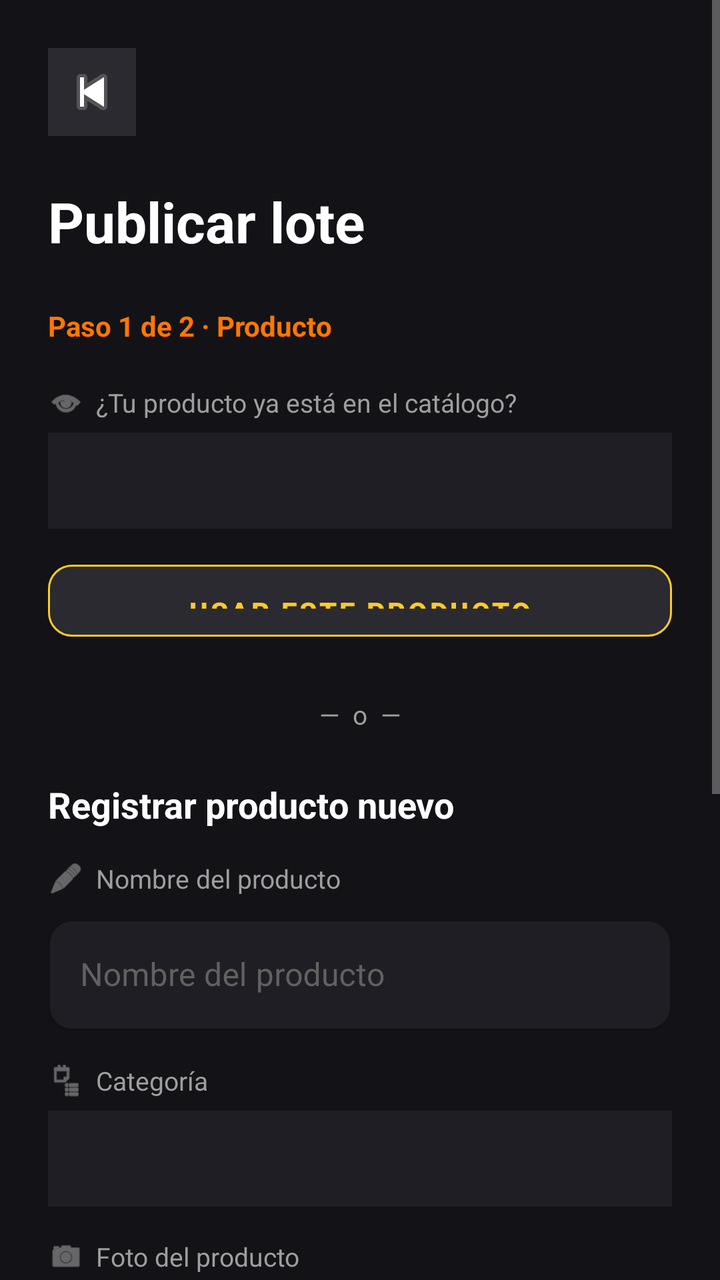
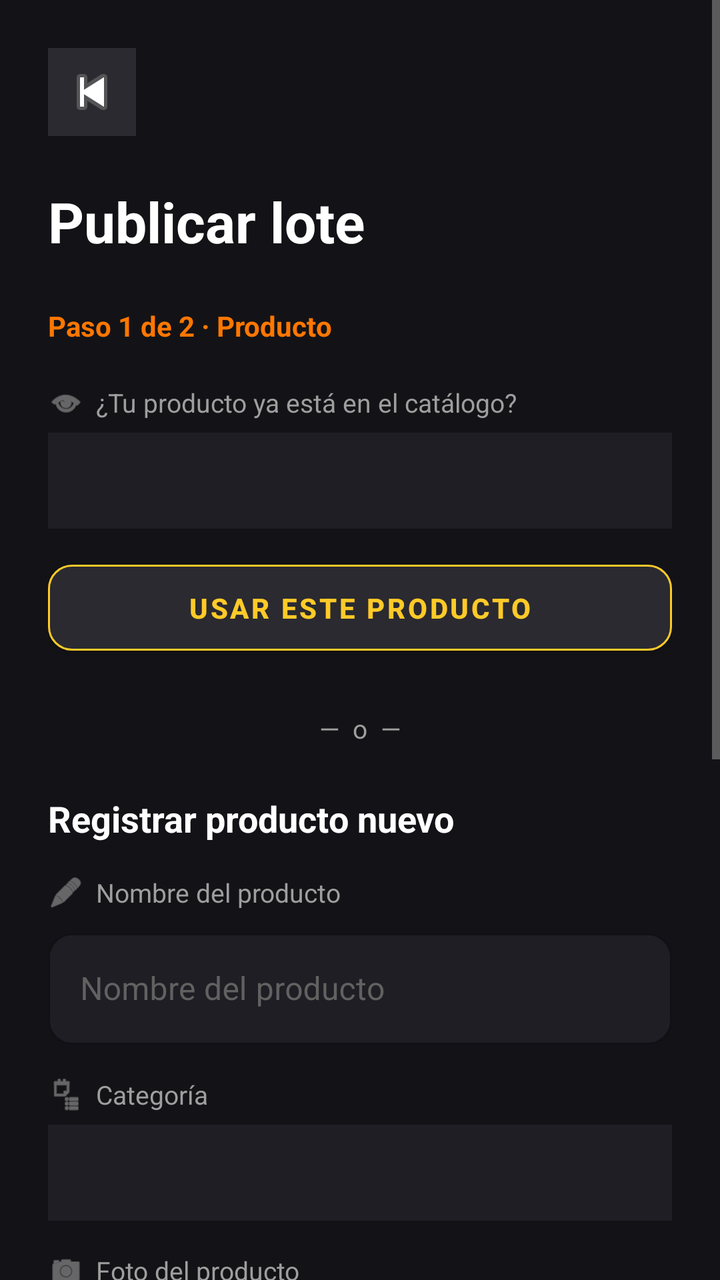

An Android layout rendered at two revisions. The XML below is the earlier revision; the diff shows what the commit changed to produce the second picture.
<!-- AndroidManifest.xml: application theme Theme.DonappAccess -->
<!-- res/layout/fragment_publicar_lote.xml -->
<?xml version="1.0" encoding="utf-8"?>
<ScrollView xmlns:android="http://schemas.android.com/apk/res/android"
    xmlns:app="http://schemas.android.com/apk/res-auto"
    xmlns:tools="http://schemas.android.com/tools"
    android:layout_width="match_parent"
    android:layout_height="match_parent"
    android:fillViewport="true"
    android:background="@color/donapp_bg"
    android:fitsSystemWindows="true"
    android:clipToPadding="false"
    android:overScrollMode="never">

    <LinearLayout
        android:layout_width="match_parent"
        android:layout_height="wrap_content"
        android:orientation="vertical"
        android:padding="24dp">

        

        <ImageButton
            android:id="@+id/btnBack"
            android:layout_width="44dp"
            android:layout_height="44dp"
            android:background="@color/donapp_surface"
            android:contentDescription="Volver atrás"
            android:padding="10dp"
            android:src="@android:drawable/ic_media_previous"
            tools:ignore="TouchTargetSizeCheck" />

        <Space
            android:layout_width="match_parent"
            android:layout_height="24dp" />

        <TextView
            android:layout_width="wrap_content"
            android:layout_height="wrap_content"
            android:text="Publicar lote"
            android:textColor="@color/donapp_text_primary"
            android:textSize="28sp"
            android:textStyle="bold" />

        <Space
            android:layout_width="match_parent"
            android:layout_height="24dp" />

        

        <LinearLayout
            android:id="@+id/layoutPaso1"
            android:layout_width="match_parent"
            android:layout_height="wrap_content"
            android:orientation="vertical"
            android:visibility="visible">

            <TextView
                android:layout_width="wrap_content"
                android:layout_height="wrap_content"
                android:text="Paso 1 de 2 · Producto"
                android:textColor="@color/donapp_secondary"
                android:textSize="14sp"
                android:textStyle="bold" />

            <Space
                android:layout_width="match_parent"
                android:layout_height="20dp" />

            

            <LinearLayout
                android:layout_width="match_parent"
                android:layout_height="wrap_content"
                android:orientation="horizontal"
                android:gravity="center_vertical"
                android:layout_marginBottom="6dp">

                <ImageView
                    android:layout_width="18dp"
                    android:layout_height="18dp"
                    android:src="@android:drawable/ic_menu_view"
                    app:tint="@color/donapp_text_secondary"
                    android:contentDescription="Ícono catálogo" />

                <TextView
                    android:layout_width="wrap_content"
                    android:layout_height="wrap_content"
                    android:text="¿Tu producto ya está en el catálogo?"
                    android:textColor="@color/donapp_text_secondary"
                    android:textSize="13sp"
                    android:layout_marginStart="6dp" />

            </LinearLayout>

            <Spinner
                android:id="@+id/spinnerProductosExistentes"
                android:layout_width="match_parent"
                android:layout_height="48dp"
                android:background="@color/donapp_input_bg"
                android:popupBackground="@color/donapp_surface"
                android:paddingStart="12dp"
                android:paddingEnd="12dp" />

            <Space
                android:layout_width="match_parent"
                android:layout_height="12dp" />

            <com.google.android.material.button.MaterialButton
                android:id="@+id/btnUsarProductoExistente"
                android:layout_width="match_parent"
                android:layout_height="48dp"
                android:text="Usar este producto"
                android:textColor="@color/donapp_primary"
                android:textSize="14sp"
                android:textStyle="bold"
                app:backgroundTint="@color/donapp_surface"
                app:cornerRadius="12dp"
                app:strokeColor="@color/donapp_primary"
                app:strokeWidth="1dp" />

            <Space
                android:layout_width="match_parent"
                android:layout_height="24dp" />

            <TextView
                android:layout_width="match_parent"
                android:layout_height="wrap_content"
                android:gravity="center"
                android:text="—  o  —"
                android:textColor="@color/donapp_text_secondary"
                android:textSize="13sp" />

            <Space
                android:layout_width="match_parent"
                android:layout_height="24dp" />

            

            <TextView
                android:layout_width="wrap_content"
                android:layout_height="wrap_content"
                android:text="Registrar producto nuevo"
                android:textColor="@color/donapp_text_primary"
                android:textSize="18sp"
                android:textStyle="bold" />

            <Space
                android:layout_width="match_parent"
                android:layout_height="16dp" />

            

            <LinearLayout
                android:layout_width="match_parent"
                android:layout_height="wrap_content"
                android:orientation="horizontal"
                android:gravity="center_vertical"
                android:layout_marginBottom="6dp">

                <ImageView
                    android:layout_width="18dp"
                    android:layout_height="18dp"
                    android:src="@android:drawable/ic_menu_edit"
                    app:tint="@color/donapp_text_secondary"
                    android:contentDescription="Ícono nombre" />

                <TextView
                    android:layout_width="wrap_content"
                    android:layout_height="wrap_content"
                    android:text="Nombre del producto"
                    android:textColor="@color/donapp_text_secondary"
                    android:textSize="13sp"
                    android:layout_marginStart="6dp" />

            </LinearLayout>

            <com.google.android.material.textfield.TextInputLayout
                android:id="@+id/tilNombreProducto"
                android:layout_width="match_parent"
                android:layout_height="wrap_content">

                <com.google.android.material.textfield.TextInputEditText
                    android:id="@+id/etNombreProducto"
                    android:layout_width="match_parent"
                    android:layout_height="wrap_content"
                    android:hint="Nombre del producto"
                    android:textColor="@color/donapp_text_primary"
                    android:textColorHint="@color/donapp_text_hint"
                    android:inputType="textCapSentences"
                    android:imeOptions="actionNext" />

            </com.google.android.material.textfield.TextInputLayout>

            <Space
                android:layout_width="match_parent"
                android:layout_height="16dp" />

            

            <LinearLayout
                android:layout_width="match_parent"
                android:layout_height="wrap_content"
                android:orientation="horizontal"
                android:gravity="center_vertical"
                android:layout_marginBottom="6dp">

                <ImageView
                    android:layout_width="18dp"
                    android:layout_height="18dp"
                    android:src="@android:drawable/ic_menu_agenda"
                    app:tint="@color/donapp_text_secondary"
                    android:contentDescription="Ícono categoría" />

                <TextView
                    android:layout_width="wrap_content"
                    android:layout_height="wrap_content"
                    android:text="Categoría"
                    android:textColor="@color/donapp_text_secondary"
                    android:textSize="13sp"
                    android:layout_marginStart="6dp" />

            </LinearLayout>

            <Spinner
                android:id="@+id/spinnerCategoria"
                android:layout_width="match_parent"
                android:layout_height="48dp"
                android:background="@color/donapp_input_bg"
                android:popupBackground="@color/donapp_surface"
                android:paddingStart="12dp"
                android:paddingEnd="12dp" />

            <Space
                android:layout_width="match_parent"
                android:layout_height="16dp" />

            

            <LinearLayout
                android:layout_width="match_parent"
                android:layout_height="wrap_content"
                android:orientation="horizontal"
                android:gravity="center_vertical"
                android:layout_marginBottom="6dp">

                <ImageView
                    android:layout_width="18dp"
                    android:layout_height="18dp"
                    android:src="@android:drawable/ic_menu_camera"
                    app:tint="@color/donapp_text_secondary"
                    android:contentDescription="Ícono cámara" />

                <TextView
                    android:layout_width="wrap_content"
                    android:layout_height="wrap_content"
                    android:text="Foto del producto"
                    android:textColor="@color/donapp_text_secondary"
                    android:textSize="13sp"
                    android:layout_marginStart="6dp" />

            </LinearLayout>

            <ImageView
                android:id="@+id/ivPreviewImagen"
                android:layout_width="200dp"
                android:layout_height="200dp"
                android:layout_gravity="center_horizontal"
                android:background="@color/donapp_surface"
                android:scaleType="centerCrop"
                android:src="@android:drawable/ic_menu_gallery"
                app:tint="@color/donapp_text_hint"
                android:contentDescription="Vista previa de imagen del producto" />

            <Space
                android:layout_width="match_parent"
                android:layout_height="12dp" />

            <com.google.android.material.button.MaterialButton
                android:id="@+id/btnSeleccionarImagen"
                android:layout_width="match_parent"
                android:layout_height="48dp"
                android:text="Seleccionar foto"
                android:textColor="@color/donapp_primary"
                android:textSize="14sp"
                android:textStyle="bold"
                app:backgroundTint="@color/donapp_surface"
                app:cornerRadius="12dp"
                app:strokeColor="@color/donapp_primary"
                app:strokeWidth="1dp"
                app:icon="@android:drawable/ic_menu_camera"
                app:iconTint="@color/donapp_primary" />

            <Space
                android:layout_width="match_parent"
                android:layout_height="24dp" />

            <com.google.android.material.button.MaterialButton
                android:id="@+id/btnCrearProducto"
                android:layout_width="match_parent"
                android:layout_height="56dp"
                android:text="Crear producto y continuar"
                android:textColor="@color/donapp_bg"
                android:textSize="16sp"
                android:textStyle="bold"
                app:backgroundTint="@color/donapp_primary"
                app:cornerRadius="12dp" />

            <Space
                android:layout_width="match_parent"
                android:layout_height="24dp" />

        </LinearLayout>

        

        <LinearLayout
            android:id="@+id/layoutPaso2"
            android:layout_width="match_parent"
            android:layout_height="wrap_content"
            android:orientation="vertical"
            android:visibility="gone"
            tools:visibility="visible">

            <TextView
                android:layout_width="wrap_content"
                android:layout_height="wrap_content"
                android:text="Paso 2 de 2 · Datos del lote"
                android:textColor="@color/donapp_secondary"
                android:textSize="14sp"
                android:textStyle="bold" />

            <Space
                android:layout_width="match_parent"
                android:layout_height="20dp" />

            

            <LinearLayout
                android:layout_width="match_parent"
                android:layout_height="wrap_content"
                android:orientation="horizontal"
                android:gravity="center_vertical"
                android:layout_marginBottom="6dp">

                <ImageView
                    android:layout_width="18dp"
                    android:layout_height="18dp"
                    android:src="@android:drawable/ic_menu_sort_by_size"
                    app:tint="@color/donapp_text_secondary"
                    android:contentDescription="Ícono cantidad" />

                <TextView
                    android:layout_width="wrap_content"
                    android:layout_height="wrap_content"
                    android:text="Cantidad"
                    android:textColor="@color/donapp_text_secondary"
                    android:textSize="13sp"
                    android:layout_marginStart="6dp" />

            </LinearLayout>

            <com.google.android.material.textfield.TextInputLayout
                android:id="@+id/tilCantidad"
                android:layout_width="match_parent"
                android:layout_height="wrap_content">

                <com.google.android.material.textfield.TextInputEditText
                    android:id="@+id/etCantidad"
                    android:layout_width="match_parent"
                    android:layout_height="wrap_content"
                    android:hint="Cantidad"
                    android:textColor="@color/donapp_text_primary"
                    android:textColorHint="@color/donapp_text_hint"
                    android:inputType="number"
                    android:imeOptions="actionNext" />

            </com.google.android.material.textfield.TextInputLayout>

            <Space
                android:layout_width="match_parent"
                android:layout_height="16dp" />

            

            <LinearLayout
                android:layout_width="match_parent"
                android:layout_height="wrap_content"
                android:orientation="horizontal"
                android:gravity="center_vertical"
                android:layout_marginBottom="6dp">

                <ImageView
                    android:layout_width="18dp"
                    android:layout_height="18dp"
                    android:src="@android:drawable/ic_menu_today"
                    app:tint="@color/donapp_text_secondary"
                    android:contentDescription="Ícono fecha" />

                <TextView
                    android:layout_width="wrap_content"
                    android:layout_height="wrap_content"
                    android:text="Fecha de vencimiento"
                    android:textColor="@color/donapp_text_secondary"
                    android:textSize="13sp"
                    android:layout_marginStart="6dp" />

            </LinearLayout>

            <com.google.android.material.button.MaterialButton
                android:id="@+id/btnSeleccionarFecha"
                android:layout_width="match_parent"
                android:layout_height="48dp"
                android:text="Seleccionar fecha"
                android:textColor="@color/donapp_primary"
                android:textSize="14sp"
                android:textStyle="bold"
                app:backgroundTint="@color/donapp_surface"
                app:cornerRadius="12dp"
                app:strokeColor="@color/donapp_primary"
                app:strokeWidth="1dp"
                app:icon="@android:drawable/ic_menu_my_calendar"
                app:iconTint="@color/donapp_primary" />

            <Space
                android:layout_width="match_parent"
                android:layout_height="16dp" />

            

            <LinearLayout
                android:layout_width="match_parent"
                android:layout_height="wrap_content"
                android:orientation="horizontal"
                android:gravity="center_vertical"
                android:layout_marginBottom="6dp">

                <ImageView
                    android:layout_width="18dp"
                    android:layout_height="18dp"
                    android:src="@android:drawable/ic_menu_info_details"
                    app:tint="@color/donapp_text_secondary"
                    android:contentDescription="Ícono precio" />

                <TextView
                    android:layout_width="wrap_content"
                    android:layout_height="wrap_content"
                    android:text="Precio normal (S/.)"
                    android:textColor="@color/donapp_text_secondary"
                    android:textSize="13sp"
                    android:layout_marginStart="6dp" />

            </LinearLayout>

            <com.google.android.material.textfield.TextInputLayout
                android:id="@+id/tilPrecioNormal"
                android:layout_width="match_parent"
                android:layout_height="wrap_content">

                <com.google.android.material.textfield.TextInputEditText
                    android:id="@+id/etPrecioNormal"
                    android:layout_width="match_parent"
                    android:layout_height="wrap_content"
                    android:hint="0.00"
                    android:textColor="@color/donapp_text_primary"
                    android:textColorHint="@color/donapp_text_hint"
                    android:inputType="numberDecimal"
                    android:imeOptions="actionNext" />

            </com.google.android.material.textfield.TextInputLayout>

            <Space
                android:layout_width="match_parent"
                android:layout_height="16dp" />

            

            <LinearLayout
                android:layout_width="match_parent"
                android:layout_height="wrap_content"
                android:orientation="horizontal"
                android:gravity="center_vertical"
                android:layout_marginBottom="6dp">

                <ImageView
                    android:layout_width="18dp"
                    android:layout_height="18dp"
                    android:src="@android:drawable/ic_menu_info_details"
                    app:tint="@color/donapp_text_secondary"
                    android:contentDescription="Ícono precio oferta" />

                <TextView
                    android:layout_width="wrap_content"
                    android:layout_height="wrap_content"
                    android:text="Precio oferta (opcional)"
                    android:textColor="@color/donapp_text_secondary"
                    android:textSize="13sp"
                    android:layout_marginStart="6dp" />

            </LinearLayout>

            <com.google.android.material.textfield.TextInputLayout
                android:id="@+id/tilPrecioOferta"
                android:layout_width="match_parent"
                android:layout_height="wrap_content">

                <com.google.android.material.textfield.TextInputEditText
                    android:id="@+id/etPrecioOferta"
                    android:layout_width="match_parent"
                    android:layout_height="wrap_content"
                    android:hint="0.00"
                    android:textColor="@color/donapp_text_primary"
                    android:textColorHint="@color/donapp_text_hint"
                    android:inputType="numberDecimal"
                    android:imeOptions="actionDone" />

            </com.google.android.material.textfield.TextInputLayout>

            <TextView
                android:layout_width="match_parent"
                android:layout_height="wrap_content"
                android:layout_marginTop="6dp"
                android:text="Si lo dejás vacío, el lote queda como disponible"
                android:textColor="@color/donapp_text_hint"
                android:textSize="12sp" />

            <Space
                android:layout_width="match_parent"
                android:layout_height="32dp" />

            <com.google.android.material.button.MaterialButton
                android:id="@+id/btnPublicarLote"
                android:layout_width="match_parent"
                android:layout_height="56dp"
                android:text="Publicar lote"
                android:textColor="@color/donapp_bg"
                android:textSize="16sp"
                android:textStyle="bold"
                app:backgroundTint="@color/donapp_primary"
                app:cornerRadius="12dp" />

            <Space
                android:layout_width="match_parent"
                android:layout_height="24dp" />

        </LinearLayout>

    </LinearLayout>

</ScrollView>
<!-- resources referenced by this layout -->
<resources>
  <color name="donapp_bg">#131317</color>
  <color name="donapp_input_bg">#1E1E24</color>
  <color name="donapp_primary">#FFCA28</color>
  <color name="donapp_secondary">#FF7700</color>
  <color name="donapp_surface">#2A2A30</color>
  <color name="donapp_text_hint">#616161</color>
  <color name="donapp_text_primary">#FFFFFF</color>
  <color name="donapp_text_secondary">#9E9E9E</color>
  <style name="Theme.DonappAccess" parent="Theme.MaterialComponents.DayNight.NoActionBar">
  
          
          <item name="colorPrimary">@color/donapp_primary</item>
          <item name="colorPrimaryDark">@color/donapp_primary_dark</item>
          <item name="colorAccent">@color/donapp_secondary</item>
  
          
          <item name="android:windowBackground">@color/donapp_bg</item>
          <item name="android:colorBackground">@color/donapp_bg</item>
          <item name="colorSurface">@color/donapp_surface</item>
  
          
          <item name="android:textColorPrimary">@color/donapp_text_primary</item>
          <item name="android:textColorSecondary">@color/donapp_text_secondary</item>
          <item name="android:textColorHint">@color/donapp_text_hint</item>
  
          
          <item name="android:statusBarColor">@color/donapp_bg</item>
          <item name="android:windowLightStatusBar">false</item>
  
          
          <item name="android:navigationBarColor">@color/donapp_bg</item>
  
          
          <item name="textInputStyle">@style/Widget.DonappAccess.TextInputLayout</item>
  
          
          <item name="materialButtonStyle">@style/Widget.DonappAccess.Button</item>
  
      </style>
  <color name="donapp_primary_dark">#F5B800</color>
  <style name="Widget.DonappAccess.TextInputLayout" parent="Widget.MaterialComponents.TextInputLayout.OutlinedBox">
          <item name="boxBackgroundColor">@color/donapp_input_bg</item>
          <item name="boxStrokeColor">@color/donapp_input_stroke</item>
          <item name="boxStrokeWidth">1dp</item>
          <item name="boxCornerRadiusTopStart">12dp</item>
          <item name="boxCornerRadiusTopEnd">12dp</item>
          <item name="boxCornerRadiusBottomStart">12dp</item>
          <item name="boxCornerRadiusBottomEnd">12dp</item>
          <item name="hintTextColor">@color/donapp_text_hint</item>
          <item name="android:textColorHint">@color/donapp_text_hint</item>
      </style>
  <style name="Widget.DonappAccess.Button" parent="Widget.MaterialComponents.Button">
          <item name="backgroundTint">@color/donapp_primary</item>
          <item name="android:textColor">@color/donapp_bg</item>
          <item name="android:textStyle">bold</item>
          <item name="android:textSize">16sp</item>
          <item name="cornerRadius">12dp</item>
          <item name="android:paddingTop">14dp</item>
          <item name="android:paddingBottom">14dp</item>
      </style>
  <color name="donapp_input_stroke">#3A3A42</color>
</resources>

<!-- the commit's change to res/layout/fragment_publicar_lote.xml (unified diff, before → after) -->
@@ -107,7 +107,9 @@
             <com.google.android.material.button.MaterialButton
                 android:id="@+id/btnUsarProductoExistente"
                 android:layout_width="match_parent"
-                android:layout_height="48dp"
+                android:layout_height="wrap_content"
+                android:minHeight="48dp"
+                android:paddingVertical="12dp"
                 android:text="Usar este producto"
                 android:textColor="@color/donapp_primary"
                 android:textSize="14sp"
@@ -277,7 +279,9 @@
             <com.google.android.material.button.MaterialButton
                 android:id="@+id/btnSeleccionarImagen"
                 android:layout_width="match_parent"
-                android:layout_height="48dp"
+                android:layout_height="wrap_content"
+                android:minHeight="48dp"
+                android:paddingVertical="12dp"
                 android:text="Seleccionar foto"
                 android:textColor="@color/donapp_primary"
                 android:textSize="14sp"
@@ -296,7 +300,9 @@
             <com.google.android.material.button.MaterialButton
                 android:id="@+id/btnCrearProducto"
                 android:layout_width="match_parent"
-                android:layout_height="56dp"
+                android:layout_height="wrap_content"
+                android:minHeight="56dp"
+                android:paddingVertical="12dp"
                 android:text="Crear producto y continuar"
                 android:textColor="@color/donapp_bg"
                 android:textSize="16sp"
@@ -408,7 +414,9 @@
             <com.google.android.material.button.MaterialButton
                 android:id="@+id/btnSeleccionarFecha"
                 android:layout_width="match_parent"
-                android:layout_height="48dp"
+                android:layout_height="wrap_content"
+                android:minHeight="48dp"
+                android:paddingVertical="12dp"
                 android:text="Seleccionar fecha"
                 android:textColor="@color/donapp_primary"
                 android:textSize="14sp"
@@ -529,7 +537,9 @@
             <com.google.android.material.button.MaterialButton
                 android:id="@+id/btnPublicarLote"
                 android:layout_width="match_parent"
-                android:layout_height="56dp"
+                android:layout_height="wrap_content"
+                android:minHeight="56dp"
+                android:paddingVertical="12dp"
                 android:text="Publicar lote"
                 android:textColor="@color/donapp_bg"
                 android:textSize="16sp"
